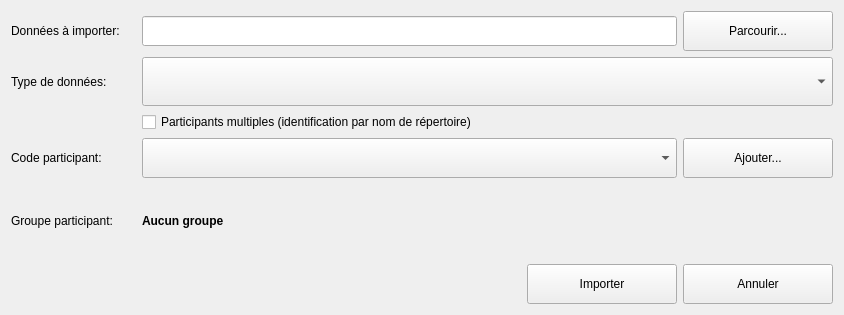
First picture: the form in python/resources/ui/ImportManager.ui, repository introlab/OpenIMU, before the edit.
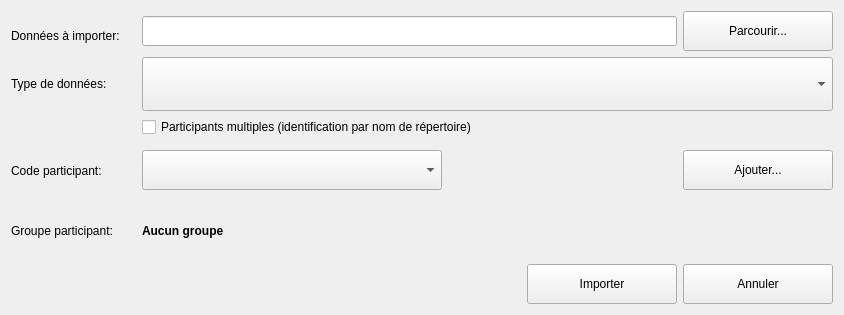
Second picture: the form after the edit. Icons and pictures are not drawn.

Commit message: Fixed some layout issues on Mac

What changed in the file:
```diff
--- a/python/resources/ui/ImportManager.ui
+++ b/python/resources/ui/ImportManager.ui
@@ -19,19 +19,7 @@
   </property>
   <layout class="QVBoxLayout" name="verticalLayout">
    <item>
-    <layout class="QFormLayout" name="formLayout">
-     <property name="sizeConstraint">
-      <enum>QLayout::SetMinimumSize</enum>
-     </property>
-     <property name="fieldGrowthPolicy">
-      <enum>QFormLayout::AllNonFixedFieldsGrow</enum>
-     </property>
-     <property name="formAlignment">
-      <set>Qt::AlignLeading|Qt::AlignLeft|Qt::AlignTop</set>
-     </property>
-     <property name="topMargin">
-      <number>0</number>
-     </property>
+    <layout class="QGridLayout" name="gridLayout">
      <item row="0" column="0">
       <widget class="QLabel" name="lblFileName">
        <property name="sizePolicy">
@@ -40,6 +28,12 @@
          <verstretch>0</verstretch>
         </sizepolicy>
        </property>
+       <property name="minimumSize">
+        <size>
+         <width>125</width>
+         <height>40</height>
+        </size>
+       </property>
        <property name="maximumSize">
         <size>
          <width>16777215</width>
@@ -101,7 +95,7 @@
        <property name="minimumSize">
         <size>
          <width>125</width>
-         <height>0</height>
+         <height>40</height>
         </size>
        </property>
        <property name="text">
@@ -135,17 +129,32 @@
        </property>
       </widget>
      </item>
-    </layout>
-   </item>
-   <item>
-    <layout class="QFormLayout" name="formLayout_2">
-     <item row="0" column="1">
+     <item row="3" column="0">
+      <widget class="QLabel" name="lblParticipant">
+       <property name="sizePolicy">
+        <sizepolicy hsizetype="Preferred" vsizetype="Expanding">
+         <horstretch>0</horstretch>
+         <verstretch>0</verstretch>
+        </sizepolicy>
+       </property>
+       <property name="minimumSize">
+        <size>
+         <width>125</width>
+         <height>40</height>
+        </size>
+       </property>
+       <property name="text">
+        <string>Code participant:</string>
+       </property>
+      </widget>
+     </item>
+     <item row="3" column="1">
       <layout class="QHBoxLayout" name="horizontalLayout_3">
        <item>
         <widget class="QComboBox" name="cmbParticipant">
          <property name="minimumSize">
           <size>
-           <width>200</width>
+           <width>300</width>
            <height>40</height>
           </size>
          </property>
@@ -154,6 +163,19 @@
          </property>
         </widget>
        </item>
+       <item>
+        <spacer name="horizontalSpacer_2">
+         <property name="orientation">
+          <enum>Qt::Horizontal</enum>
+         </property>
+         <property name="sizeHint" stdset="0">
+          <size>
+           <width>40</width>
+           <height>20</height>
+          </size>
+         </property>
+        </spacer>
+       </item>
        <item>
         <widget class="QPushButton" name="btnAddPart">
          <property name="minimumSize">
@@ -191,7 +213,7 @@
        </item>
       </layout>
      </item>
-     <item row="1" column="0">
+     <item row="4" column="0">
       <widget class="QLabel" name="lblGroup">
        <property name="sizePolicy">
         <sizepolicy hsizetype="Preferred" vsizetype="Expanding">
@@ -199,12 +221,18 @@
          <verstretch>0</verstretch>
         </sizepolicy>
        </property>
+       <property name="minimumSize">
+        <size>
+         <width>125</width>
+         <height>40</height>
+        </size>
+       </property>
        <property name="text">
         <string>Groupe participant:</string>
        </property>
       </widget>
      </item>
-     <item row="1" column="1">
+     <item row="4" column="1">
       <widget class="QLabel" name="lblGroupName">
        <property name="sizePolicy">
         <sizepolicy hsizetype="Preferred" vsizetype="Expanding">
@@ -212,6 +240,12 @@
          <verstretch>0</verstretch>
         </sizepolicy>
        </property>
+       <property name="minimumSize">
+        <size>
+         <width>200</width>
+         <height>0</height>
+        </size>
+       </property>
        <property name="font">
         <font>
          <weight>75</weight>
@@ -223,25 +257,6 @@
        </property>
       </widget>
      </item>
-     <item row="0" column="0">
-      <widget class="QLabel" name="lblParticipant">
-       <property name="sizePolicy">
-        <sizepolicy hsizetype="Preferred" vsizetype="Expanding">
-         <horstretch>0</horstretch>
-         <verstretch>0</verstretch>
-        </sizepolicy>
-       </property>
-       <property name="minimumSize">
-        <size>
-         <width>125</width>
-         <height>0</height>
-        </size>
-       </property>
-       <property name="text">
-        <string>Code participant:</string>
-       </property>
-      </widget>
-     </item>
     </layout>
    </item>
    <item>
```
